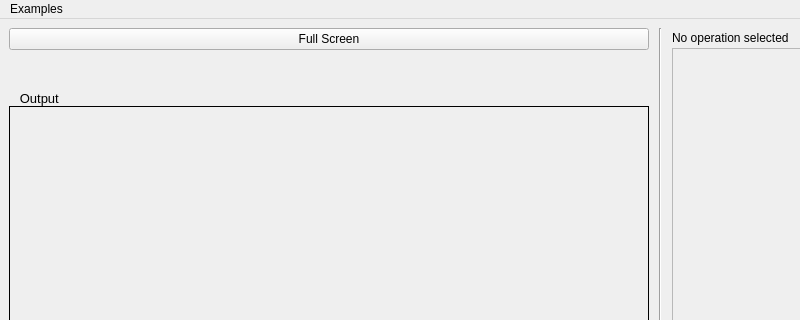
The window that mainwindow.ui (JairajJangle/OpenCV-Catalogue) describes before a commit, drawn with Qt 5; both pictures show x 0 to 800 and y 0 to 320 of the 1039 by 957 pixel window.
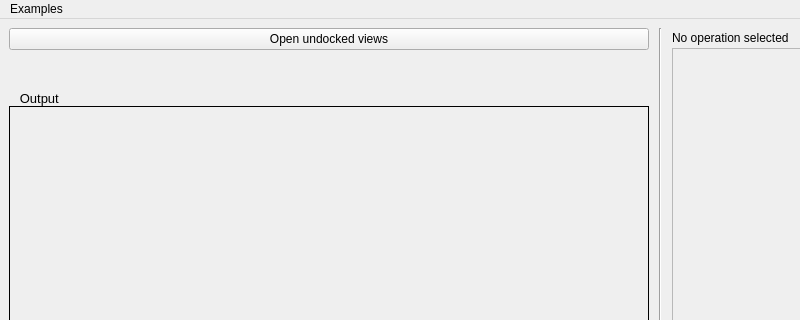
The same window after the commit. Icons and pictures are not drawn. Custom widgets are drawn as their Qt base class.

```diff
--- a/mainwindow.ui
+++ b/mainwindow.ui
@@ -651,7 +651,7 @@
         <item>
          <widget class="QPushButton" name="pushButton">
           <property name="text">
-           <string>Full Screen</string>
+           <string>Open undocked views</string>
           </property>
          </widget>
         </item>
```
Left out of the diff: 24 changed lines with no effect on the pictures.
